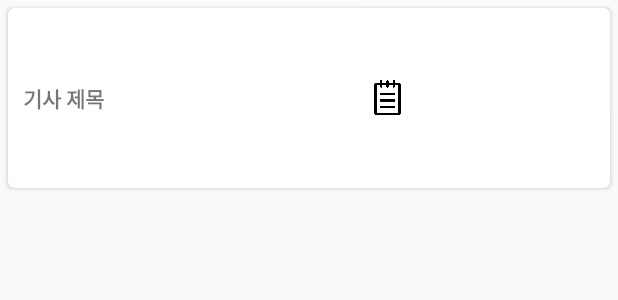
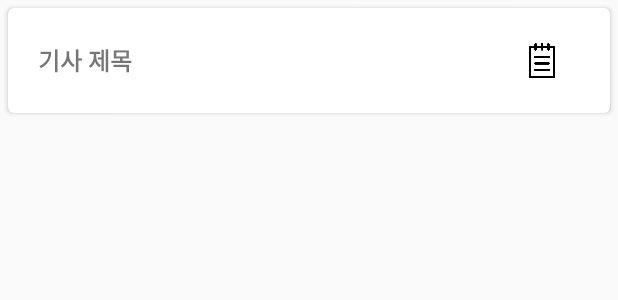
Before and after one commit to seonmee/KIT, an Android app: the layout scrap_cell.xml on its own in the app's theme, with its tools: preview values and no code run, on a phone screen of 412 x 824 dp. Shown: the top 300 px of the screen. Run offline under Robolectric (Android 15) with nearby library versions, the phone set to English and light mode, and no system bars; network calls fail.

Commit message:
scraptab ui수정

```diff
--- a/app/src/main/java/com/example/kit/CustomDialog.java
+++ b/app/src/main/java/com/example/kit/CustomDialog.java
@@ -71,10 +71,16 @@ public class CustomDialog extends Dialog implements View.OnClickListener {
         switch (v.getId()) {
             case R.id.memo_cancel:
                 cancel();
+                break;
             case R.id.memo_store:
                 mDb.setMemo(mMemoTxt.getText().toString(),mSb.getmTitle());
+                /* db에 저장된 memo 내용을 다시 setText */
+                ScrapNewsBean news = mDb.getNewsItem2(mSb.getmTitle());
+                mMemoTxt.setText(news.getmMemo());
                 Toast.makeText(mContext,mMemoTxt.getText().toString(),Toast.LENGTH_LONG).show();
+                break;
              default:
+                 break;
 
         }
     }
--- a/app/src/main/res/layout/scrap_cell.xml
+++ b/app/src/main/res/layout/scrap_cell.xml
@@ -14,7 +14,7 @@
 
         <LinearLayout
             android:layout_width="match_parent"
-            android:layout_height="120dp"
+            android:layout_height="70dp"
             android:orientation="horizontal">
 
             <TextView
@@ -24,9 +24,10 @@
                 android:layout_gravity="center"
                 android:layout_weight="2"
                 android:gravity="center_vertical"
-                android:paddingLeft="10dp"
+                android:paddingLeft="20dp"
+                android:paddingRight="20dp"
                 android:text="기사 제목"
-                android:textSize="14sp"
+                android:textSize="16sp"
                 android:textStyle="bold" />
 
             <ImageView
@@ -38,12 +39,6 @@
                 android:paddingRight="10dp"
                 app:srcCompat="@drawable/notebook" />
 
-            <LinearLayout
-                android:layout_width="0dp"
-                android:layout_height="match_parent"
-                android:layout_weight="1"
-                android:orientation="horizontal"></LinearLayout>
-
         </LinearLayout>
 
     </android.support.v7.widget.CardView>
--- a/app/src/main/res/values/colors.xml
+++ b/app/src/main/res/values/colors.xml
@@ -2,8 +2,8 @@
 <resources>
     <color name="colorPrimary">#FFFFFF</color>
     <color name="colorPrimaryDark">#000000</color>
-    <color name="colorAccent">#b1d50000</color>
-    <color name="msg_no_notes">#c3c3c3</color>
+    <color name="colorAccent">#b1ffffff</color>
+    <color name="msg_no_notes">#5bc3c3c3</color>
     <color name="hint_enter_note">#89c3c3c3</color>
     <color name="timestamp">#858585</color>
     <color name="note_list_text">#232323</color>
```
Also changed, not shown: app/src/main/java/com/example/kit/Adapter/ScrapNewsAdapter.java (+7 -0 lines), app/src/main/java/com/example/kit/DB/DatabaseHelper.java (+34 -1 lines).
